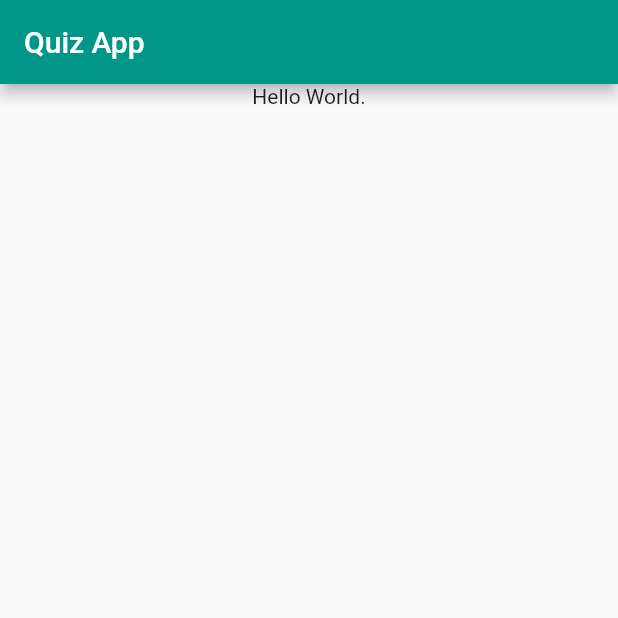
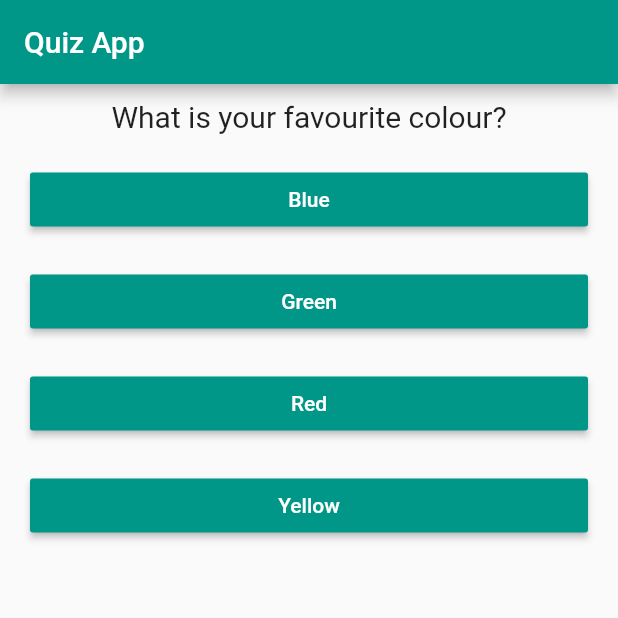
Before and after one commit to 123jkl6/quiz_flutter, a Flutter app: the screen it shows after launch, on a phone screen of 412 x 824 dp, the top half of it. Run offline on Flutter 3.47's test engine with Material 2 defaults, Android fonts, the phone set to English and light mode, and no system bars.

Commit message:
first commit

```diff
--- /dev/null
+++ b/lib/answer.dart
@@ -0,0 +1,24 @@
+import "package:flutter/material.dart";
+import 'package:flutter/painting.dart';
+
+class Answer extends StatelessWidget {
+  final String option;
+  final Function answerQuestion;
+
+  Answer({@required this.answerQuestion, @required this.option});
+
+  @override
+  Widget build(BuildContext context) {
+    return Container(
+      margin: EdgeInsets.all(10.0),
+      padding:EdgeInsets.symmetric(horizontal: 10.0),
+      child: RaisedButton(
+          color: Theme.of(context).primaryColor,
+          textColor: Theme.of(context).accentColor,
+          child: Text(option),
+          onPressed: (){
+            answerQuestion(option);
+          }),
+    );
+  }
+}
--- a/lib/main.dart
+++ b/lib/main.dart
@@ -1,12 +1,111 @@
 import 'package:flutter/material.dart';
+import "./question.dart";
+import "./answer.dart";
+import "./result.dart";
 
 void main() {
   runApp(QuizApp());
 }
 
-class QuizApp extends StatelessWidget {
+class QuizApp extends StatefulWidget {
+  @override
+  State<StatefulWidget> createState() {
+    return _QuizAppState();
+  }
+}
+
+class _QuizAppState<QuizApp> extends State {
+  var _isDone = false;
+  var _score = 0;
+  final _questions = [
+    {
+      "question": "What is your favourite colour?",
+      "options": [
+        "Blue",
+        "Green",
+        "Red",
+        "Yellow",
+      ],
+      "answer": "Blue",
+    },
+    {
+      "question": "What is your favourite animal?",
+      "options": [
+        "Horse",
+        "Giraffe",
+        "Elephant",
+        "Hippopotamus",
+      ],
+      "answer": "Horse",
+    },
+  ];
+
+  final _answers = [];
+
+  var _questionIdx = 0;
+
+  void _answerQuestion(String option) {
+    _answers.add(option);
+
+    if (_questionIdx == _questions.length - 1) {
+      //end of quiz
+      calculateScore();
+      setState(() {
+        _isDone = true;
+      });
+    } else {
+      setState(() {
+        _questionIdx++;
+      });
+    }
+
+    print("answer");
+  }
+
+  calculateScore() {
+    print(_answers);
+    _questions.asMap().forEach((index, question) {
+      if (question["answer"] == _answers[index]) {
+        //add score
+        _score++;
+      }
+    });
+  }
+
+  void _restartQuiz() {
+    setState(() {
+      _questionIdx = 0;
+      _score = 0;
+      _answers.clear();
+      _isDone = false;
+    });
+  }
+
+  @override
+  void initState() {
+    super.initState();
+  }
+
   @override
   Widget build(BuildContext context) {
+    Widget body;
+
+    if (_isDone) {
+      body = Result(score: _score, questionsCount: _questions.length,restartQuiz: _restartQuiz,);
+    } else {
+      body = ListView(
+        children: <Widget>[
+          Question(question: _questions.elementAt(_questionIdx)["question"]),
+          ...(_questions[_questionIdx]["options"] as List<String>).map((el) {
+            return Answer(
+              answerQuestion: _answerQuestion,
+              option: el,
+            );
+          })
+        ],
+      );
+    }
+
     return MaterialApp(
       theme: ThemeData(
         primarySwatch: Colors.teal,
@@ -16,14 +115,8 @@ class QuizApp extends StatelessWidget {
       home: Scaffold(
           appBar: AppBar(
             title: Text("Quiz App"),
-
           ),
-          body: ListView(
-            children: <Widget>[
-              Center(child:Text("Hello World."),),
-
-            ],
-          )),
+          body: body),
     );
   }
 }
--- /dev/null
+++ b/lib/question.dart
@@ -0,0 +1,20 @@
+import "package:flutter/material.dart";
+
+class Question extends StatelessWidget {
+  final question;
+
+  Question({this.question});
+
+  @override
+  Widget build(BuildContext context) {
+    return Container(
+      width: double.infinity,
+      margin:EdgeInsets.all(10.0),
+      child: Text(
+        question,
+        style: TextStyle(fontSize: 20),
+        textAlign: TextAlign.center,
+      ),
+    );
+  }
+}
--- a/pubspec.yaml
+++ b/pubspec.yaml
@@ -14,7 +14,7 @@ description: A new Flutter project.
 version: 1.0.0+1
 
 environment:
-  sdk: ">=2.1.0 <3.0.0"
+  sdk: ">=2.2.2 <3.0.0"
 
 dependencies:
   flutter:
```
Also changed, not shown: lib/result.dart (added, +44 -0 lines).
